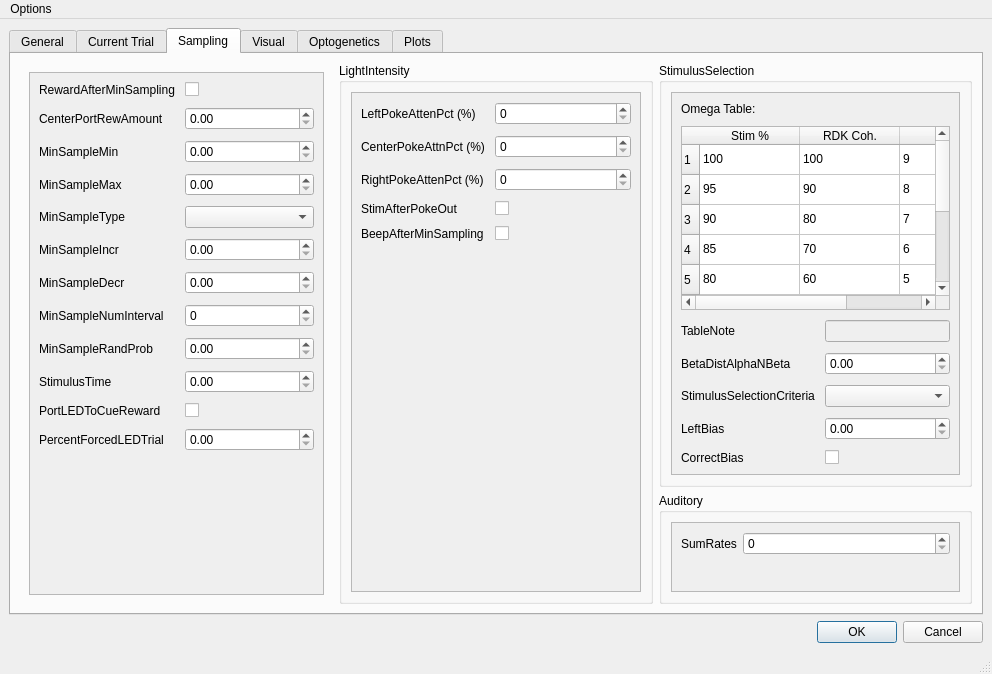
Qt form task_parameters.ui (ckarageorgkaneen/mouse2afc) before a commit.
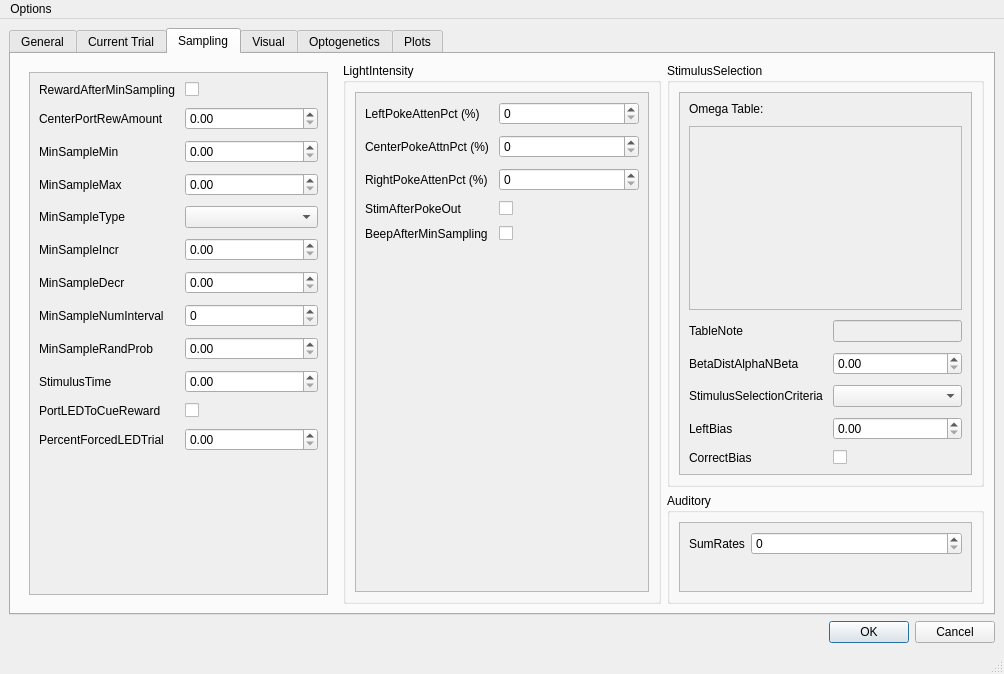
The same form after that commit. The open tabs and pages were chosen to show the change.

Patch:
```diff
--- a/task_parameters.ui
+++ b/task_parameters.ui
@@ -9,7 +9,7 @@
    <rect>
     <x>0</x>
     <y>0</y>
-    <width>992</width>
+    <width>1004</width>
     <height>674</height>
    </rect>
   </property>
@@ -30,7 +30,7 @@
        <bool>true</bool>
       </property>
       <property name="currentIndex">
-       <number>0</number>
+       <number>2</number>
       </property>
       <widget class="QWidget" name="generalTab">
        <property name="enabled">
@@ -281,7 +281,7 @@
                <rect>
                 <x>0</x>
                 <y>0</y>
-                <width>286</width>
+                <width>292</width>
                 <height>181</height>
                </rect>
               </property>
@@ -352,7 +352,7 @@
                <rect>
                 <x>0</x>
                 <y>0</y>
-                <width>286</width>
+                <width>292</width>
                 <height>253</height>
                </rect>
               </property>
@@ -463,7 +463,7 @@
                <rect>
                 <x>0</x>
                 <y>0</y>
-                <width>290</width>
+                <width>291</width>
                 <height>486</height>
                </rect>
               </property>
@@ -595,7 +595,7 @@
                <rect>
                 <x>0</x>
                 <y>0</y>
-                <width>932</width>
+                <width>944</width>
                 <height>512</height>
                </rect>
               </property>
@@ -623,13 +623,6 @@
                    </property>
                   </widget>
                  </item>
-                 <item row="1" column="1">
-                  <widget class="QDoubleSpinBox" name="MouseWeight">
-                   <property name="enabled">
-                    <bool>false</bool>
-                   </property>
-                  </widget>
-                 </item>
                  <item row="2" column="0">
                   <widget class="QLabel" name="stimDelayLabel">
                    <property name="text">
@@ -721,13 +714,6 @@
                    </property>
                   </widget>
                  </item>
-                 <item row="8" column="1">
-                  <widget class="QCheckBox" name="IsOptoTrial">
-                   <property name="enabled">
-                    <bool>false</bool>
-                   </property>
-                  </widget>
-                 </item>
                  <item row="9" column="0">
                   <widget class="QLabel" name="performanceLabel">
                    <property name="text">
@@ -756,6 +742,20 @@
                    </property>
                   </widget>
                  </item>
+                 <item row="8" column="1">
+                  <widget class="QLineEdit" name="IsOptoTrial">
+                   <property name="enabled">
+                    <bool>false</bool>
+                   </property>
+                  </widget>
+                 </item>
+                 <item row="1" column="1">
+                  <widget class="QLineEdit" name="MouseWeight">
+                   <property name="enabled">
+                    <bool>false</bool>
+                   </property>
+                  </widget>
+                 </item>
                 </layout>
                </item>
               </layout>
@@ -801,6 +801,13 @@
                  <property name="verticalSpacing">
                   <number>10</number>
                  </property>
+                 <item row="0" column="0" colspan="2">
+                  <widget class="QLabel" name="label">
+                   <property name="text">
+                    <string>Omega Table:</string>
+                   </property>
+                  </widget>
+                 </item>
                  <item row="2" column="0">
                   <widget class="QLabel" name="tableNoteLabel">
                    <property name="text">
@@ -857,227 +864,8 @@
                  </item>
                  <item row="1" column="0" colspan="2">
                   <widget class="QTableWidget" name="OmegaTable">
-                   <row>
-                    <property name="text">
-                     <string>1</string>
-                    </property>
-                   </row>
-                   <row>
-                    <property name="text">
-                     <string>2</string>
-                    </property>
-                   </row>
-                   <row>
-                    <property name="text">
-                     <string>3</string>
-                    </property>
-                   </row>
-                   <row>
-                    <property name="text">
-                     <string>4</string>
-                    </property>
-                   </row>
-                   <row>
-                    <property name="text">
-                     <string>5</string>
-                    </property>
-                   </row>
-                   <row>
-                    <property name="text">
-                     <string>6</string>
-                    </property>
-                   </row>
-                   <row>
-                    <property name="text">
-                     <string>7</string>
-                    </property>
-                   </row>
-                   <row>
-                    <property name="text">
-                     <string>8</string>
-                    </property>
-                   </row>
-                   <row>
-                    <property name="text">
-                     <string>9</string>
-                    </property>
-                   </row>
-                   <row>
-                    <property name="text">
-                     <string>10</string>
-                    </property>
-                   </row>
-                   <column>
-                    <property name="text">
-                     <string>Stim %</string>
-                    </property>
-                   </column>
-                   <column>
-                    <property name="text">
-                     <string>RDK Coh.</string>
-                    </property>
-                   </column>
-                   <column>
-                    <property name="text">
-                     <string>P(a)</string>
-                    </property>
-                   </column>
-                   <item row="0" column="0">
-                    <property name="text">
-                     <string>100</string>
-                    </property>
-                   </item>
-                   <item row="0" column="1">
-                    <property name="text">
-                     <string>100</string>
-                    </property>
-                   </item>
-                   <item row="0" column="2">
-                    <property name="text">
-                     <string>9</string>
-                    </property>
-                   </item>
-                   <item row="1" column="0">
-                    <property name="text">
-                     <string>95</string>
-                    </property>
-                   </item>
-                   <item row="1" column="1">
-                    <property name="text">
-                     <string>90</string>
-                    </property>
-                   </item>
-                   <item row="1" column="2">
-                    <property name="text">
-                     <string>8</string>
-                    </property>
-                   </item>
-                   <item row="2" column="0">
-                    <property name="text">
-                     <string>90</string>
-                    </property>
-                   </item>
-                   <item row="2" column="1">
-                    <property name="text">
-                     <string>80</string>
-                    </property>
-                   </item>
-                   <item row="2" column="2">
-                    <property name="text">
-                     <string>7</string>
-                    </property>
-                   </item>
-                   <item row="3" column="0">
-                    <property name="text">
-                     <string>85</string>
-                    </property>
-                   </item>
-                   <item row="3" column="1">
-                    <property name="text">
-                     <string>70</string>
-                    </property>
-                   </item>
-                   <item row="3" column="2">
-                    <property name="text">
-                     <string>6</string>
-                    </property>
-                   </item>
-                   <item row="4" column="0">
-                    <property name="text">
-                     <string>80</string>
-                    </property>
-                   </item>
-                   <item row="4" column="1">
-                    <property name="text">
-                     <string>60</string>
-                    </property>
-                   </item>
-                   <item row="4" column="2">
-                    <property name="text">
-                     <string>5</string>
-                    </property>
-                   </item>
-                   <item row="5" column="0">
-                    <property name="text">
-                     <string>75</string>
-                    </property>
-                   </item>
-                   <item row="5" column="1">
-                    <property name="text">
-                     <string>50</string>
-                    </property>
-                   </item>
-                   <item row="5" column="2">
-                    <property name="text">
-                     <string>4</string>
-                    </property>
-                   </item>
-                   <item row="6" column="0">
-                    <property name="text">
-                     <string>70</string>
-                    </property>
-                   </item>
-                   <item row="6" column="1">
-                    <property name="text">
-                     <string>40</string>
-                    </property>
-                   </item>
-                   <item row="6" column="2">
-                    <property name="text">
-                     <string>3</string>
-                    </property>
-                   </item>
-                   <item row="7" column="0">
-                    <property name="text">
-                     <string>65</string>
-                    </property>
-                   </item>
-                   <item row="7" column="1">
-                    <property name="text">
-                     <string>30</string>
-                    </property>
-                   </item>
-                   <item row="7" column="2">
-                    <property name="text">
-                     <string>2</string>
-                    </property>
-                   </item>
-                   <item row="8" column="0">
-                    <property name="text">
-                     <string>60</string>
-                    </property>
-                   </item>
-                   <item row="8" column="1">
-                    <property name="text">
-                     <string>20</string>
-                    </property>
-                   </item>
-                   <item row="8" column="2">
-                    <property name="text">
-                     <string>1</string>
-                    </property>
-                   </item>
-                   <item row="9" column="0">
-                    <property name="text">
-                     <string>55</string>
-                    </property>
-                   </item>
-                   <item row="9" column="1">
-                    <property name="text">
-                     <string>10</string>
-                    </property>
-                   </item>
-                   <item row="9" column="2">
-                    <property name="text">
-                     <string>0</string>
-                    </property>
-                   </item>
-                  </widget>
-                 </item>
-                 <item row="0" column="0" colspan="2">
-                  <widget class="QLabel" name="label">
-                   <property name="text">
-                    <string>Omega Table:</string>
+                   <property name="enabled">
+                    <bool>false</bool>
                    </property>
                   </widget>
                  </item>
@@ -1303,7 +1091,7 @@
                <rect>
                 <x>0</x>
                 <y>0</y>
-                <width>250</width>
+                <width>262</width>
                 <height>486</height>
                </rect>
               </property>
@@ -1398,7 +1186,7 @@
                <rect>
                 <x>0</x>
                 <y>0</y>
-                <width>447</width>
+                <width>453</width>
                 <height>208</height>
                </rect>
               </property>
@@ -1486,7 +1274,7 @@
                <rect>
                 <x>0</x>
                 <y>0</y>
-                <width>447</width>
+                <width>453</width>
                 <height>226</height>
                </rect>
               </property>
@@ -1589,7 +1377,7 @@
                <rect>
                 <x>0</x>
                 <y>0</y>
-                <width>453</width>
+                <width>459</width>
                 <height>512</height>
                </rect>
               </property>
@@ -1630,7 +1418,7 @@
                   </widget>
                  </item>
                  <item row="2" column="1">
-                  <widget class="QSpinBox" name="ScreenDist"/>
+                  <widget class="QSpinBox" name="ScreenDistCm"/>
                  </item>
                  <item row="3" column="0">
                   <widget class="QLabel" name="screenWidthLabel">
@@ -1640,12 +1428,12 @@
                   </widget>
                  </item>
                  <item row="3" column="1">
-                  <widget class="QSpinBox" name="ScreenWidth"/>
+                  <widget class="QSpinBox" name="ScreenWidthCm"/>
                  </item>
                  <item row="4" column="0">
                   <widget class="QLabel" name="apertureSizeHeightLabel">
                    <property name="text">
-                    <string>ApertureSizeHeight (cm)</string>
+                    <string>ApertureSizeHeight</string>
                    </property>
                   </widget>
                  </item>
@@ -1655,7 +1443,7 @@
                  <item row="5" column="0">
                   <widget class="QLabel" name="apertureSizeWidthLabel">
                    <property name="text">
-                    <string>ApertureSizeWidth (cm)</string>
+                    <string>ApertureSizeWidth</string>
                    </property>
                   </widget>
                  </item>
@@ -1665,7 +1453,7 @@
                  <item row="6" column="0">
                   <widget class="QLabel" name="centerXLabel">
                    <property name="text">
-                    <string>CenterX (cm)</string>
+                    <string>CenterX</string>
                    </property>
                   </widget>
                  </item>
@@ -1675,7 +1463,7 @@
                  <item row="7" column="0">
                   <widget class="QLabel" name="centerYLabel">
                    <property name="text">
-                    <string>CenterY (cm)</string>
+                    <string>CenterY</string>
                    </property>
                   </widget>
                  </item>
@@ -1711,7 +1499,7 @@
                <rect>
                 <x>0</x>
                 <y>0</y>
-                <width>932</width>
+                <width>944</width>
                 <height>512</height>
                </rect>
               </property>
@@ -1836,7 +1624,7 @@
                <rect>
                 <x>0</x>
                 <y>0</y>
-                <width>926</width>
+                <width>938</width>
                 <height>217</height>
                </rect>
               </property>
@@ -1914,7 +1702,7 @@
                <rect>
                 <x>0</x>
                 <y>0</y>
-                <width>926</width>
+                <width>938</width>
                 <height>217</height>
                </rect>
               </property>
@@ -2015,7 +1803,7 @@
     <rect>
      <x>0</x>
      <y>0</y>
-     <width>992</width>
+     <width>1004</width>
      <height>22</height>
     </rect>
    </property>
@@ -2023,21 +1811,11 @@
     <property name="title">
      <string>Options</string>
     </property>
-    <addaction name="actionReset_defaults"/>
+    <addaction name="actionReload_defaults"/>
    </widget>
    <addaction name="menuOptions"/>
   </widget>
-  <action name="actionSave">
-   <property name="text">
-    <string>Save</string>
-   </property>
-  </action>
-  <action name="actionSave_as">
-   <property name="text">
-    <string>Save as...</string>
-   </property>
-  </action>
-  <action name="actionReset_defaults">
+  <action name="actionReload_defaults">
    <property name="text">
     <string>Reload defaults</string>
    </property>
```
